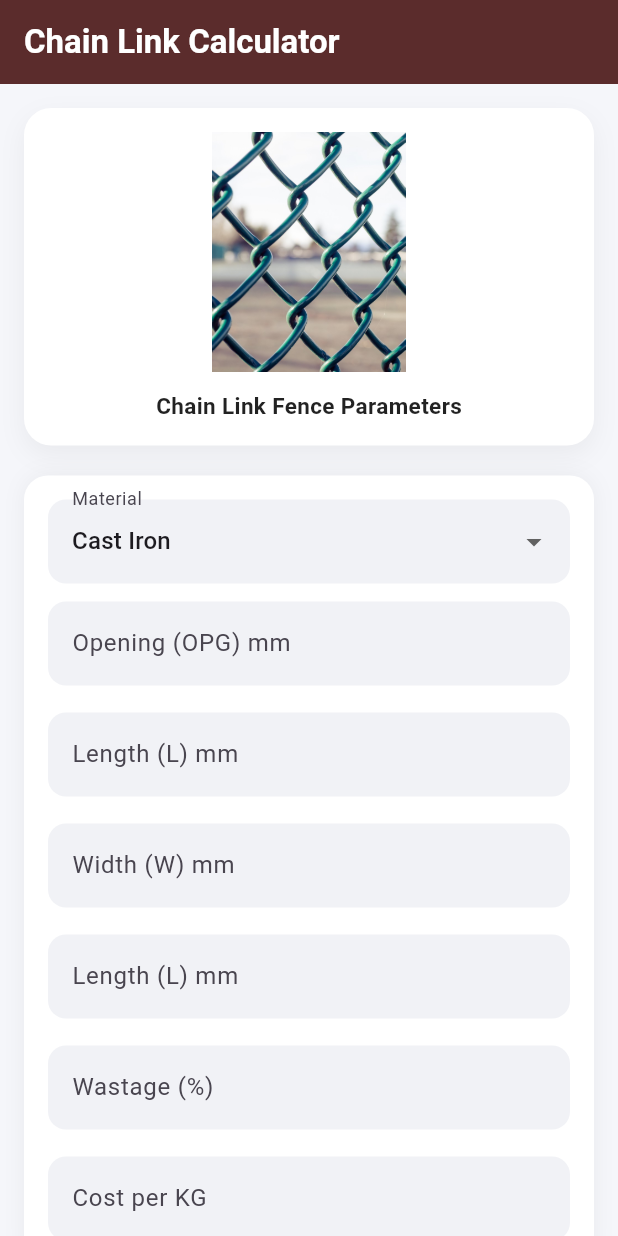
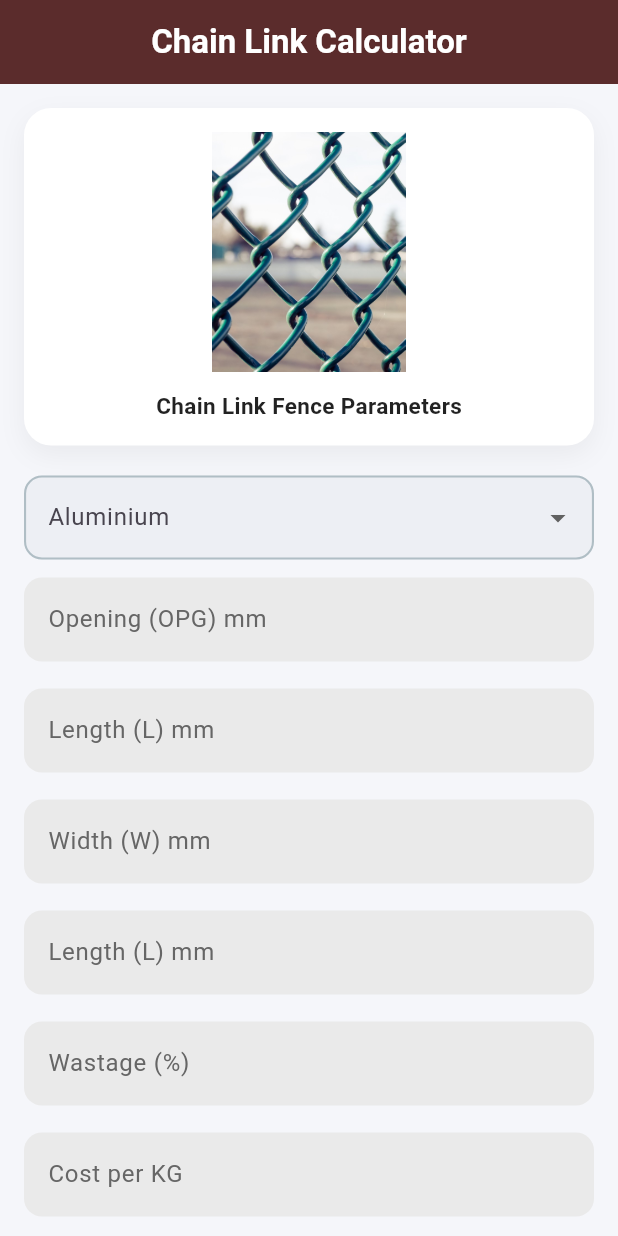
Before and after one commit to shreyansh2003Chi/mesh_calc, a Flutter app: the screen it shows after launch, on a phone screen of 412 x 824 dp. Run offline on Flutter 3.47's test engine with Material 3 defaults, Android fonts, the phone set to English and light mode, and no system bars.

Commit message:
ui changes

```diff
--- /dev/null
+++ b/lib/models/material_model.dart
@@ -0,0 +1,15 @@
+import 'package:flutter/material.dart';
+
+class MaterialModel {
+  final String id;
+  final String name;
+  final Color color;
+  final double kValue;
+
+  MaterialModel({
+    required this.id,
+    required this.name,
+    required this.color,
+    required this.kValue,
+  });
+}
--- a/lib/pages/home_screen.dart
+++ b/lib/pages/home_screen.dart
@@ -7,19 +7,22 @@ import 'package:measurements/utils/app_string.dart';
 import 'package:measurements/utils/app_text_field.dart';
 import 'package:provider/provider.dart';
 
+import '../models/material_model.dart';
+
 class ChainLinkScreen extends StatelessWidget {
   const ChainLinkScreen({super.key});
 
   @override
   Widget build(BuildContext context) {
     return Scaffold(
-      backgroundColor: const Color(0xFFF5F6FA),
+      backgroundColor: AppColors().cf5F6FA,
       appBar: AppBar(
+        centerTitle: true,
         elevation: 0,
         backgroundColor: AppColors().c5B2C2C,
-        title: const Text(
+        title: Text(
           AppString.chainLinkCalculator,
-          style: TextStyle(fontWeight: FontWeight.w600, color: Colors.white),
+          style: TextStyle(fontWeight: FontWeight.w600, color: AppColors().cFFFFFF),
         ),
       ),
       body: SingleChildScrollView(
@@ -32,7 +35,7 @@ class ChainLinkScreen extends StatelessWidget {
                   width: double.infinity,
                   padding: const EdgeInsets.all(16),
                   decoration: BoxDecoration(
-                    color: Colors.white,
+                    color: AppColors().cFFFFFF,
                     borderRadius: BorderRadius.circular(18),
                     boxShadow: [BoxShadow(color: Colors.black.withOpacity(0.05), blurRadius: 14, offset: const Offset(0, 6))],
                   ),
@@ -48,28 +51,47 @@ class ChainLinkScreen extends StatelessWidget {
                   ),
                 ),
                 const SizedBox(height: 20),
+                Column(
+                  children: [
+                    DropdownButtonFormField<MaterialModel>(
+                      decoration: InputDecoration(
+                        floatingLabelBehavior: FloatingLabelBehavior.never,
+                        labelText: p.materialModel.name,
+                        filled: true,
+                        fillColor: p.materialModel.color.withOpacity(0.12),
+                        enabledBorder: OutlineInputBorder(
+                          borderRadius: BorderRadius.circular(12),
+                          borderSide: BorderSide(color: p.materialModel.color, width: 1.4),
+                        ),
+                        focusedBorder: OutlineInputBorder(
+                          borderRadius: BorderRadius.circular(12),
+                          borderSide: BorderSide(color: p.materialModel.color, width: 1),
+                        ),
+                      ),
+                      value: p.materialModel,
+                      items: p.materials.map((m) {
+                        return DropdownMenuItem(
+                          value: m,
+                          child: Row(
+                            children: [
                               Container(
-                  padding: const EdgeInsets.all(16),
-                  decoration: BoxDecoration(
-                    color: Colors.white,
-                    borderRadius: BorderRadius.circular(16),
-                    boxShadow: [BoxShadow(color: Colors.black.withOpacity(0.05), blurRadius: 12)],
+                                width: 14,
+                                height: 14,
+                                decoration: BoxDecoration(color: m.color, shape: BoxShape.circle),
                               ),
-                  child: Column(
-                    children: [
-                      DropdownButtonFormField<String>(
-                        value: p.material,
-                        decoration: InputDecoration(
-                          labelText: AppString.material,
-                          filled: true,
-                          fillColor: const Color(0xFFF1F2F6),
-                          border: OutlineInputBorder(borderRadius: BorderRadius.circular(12), borderSide: BorderSide.none),
+                              const SizedBox(width: 10),
+                              Text(m.name, style: TextStyle(color: m.color)),
+                            ],
                           ),
-                        items: p.materialK.keys.map((e) => DropdownMenuItem(value: e, child: Text(e))).toList(),
-                        onChanged: (v) {
-                          p.material = v!;
+                        );
+                      }).toList(),
+                      onChanged: (val) {
+                        if (val != null) {
+                          p.onMaterialChange(val);
+                        }
                       },
                     ),
+
                     const SizedBox(height: 12),
                     AppTextField().textField(p.openingCtrl, AppString.openingOpgMm),
                     SizedBox(height: 18),
@@ -83,7 +105,6 @@ class ChainLinkScreen extends StatelessWidget {
                     SizedBox(height: 18),
                     AppTextField().textField(p.costCtrl, AppString.costPerKg),
                   ],
-                  ),
                 ),
                 const SizedBox(height: 20),
                 GestureDetector(
--- a/lib/providers/chain_link_provider.dart
+++ b/lib/providers/chain_link_provider.dart
@@ -1,4 +1,5 @@
 import 'package:flutter/material.dart';
+import 'package:measurements/models/material_model.dart';
 
 class ChainLinkProvider extends ChangeNotifier {
   final openingCtrl = TextEditingController();
@@ -7,22 +8,44 @@ class ChainLinkProvider extends ChangeNotifier {
   final lengthCtrl = TextEditingController();
   final wastageCtrl = TextEditingController();
   final costCtrl = TextEditingController();
-
   String material = 'Cast Iron';
-
   double totalWeight = 0;
   double totalCost = 0;
+  MaterialModel materialModel = MaterialModel(id: 'al', name: 'Aluminium', color: Color(0xFFB0BEC5), kValue: 0.0068);
+  final List<MaterialModel> materials = [
+    MaterialModel(id: 'al', name: 'Aluminium', color: Color(0xFFB0BEC5), kValue: 0.0068),
+    MaterialModel(id: 'br', name: 'Brass', color: Color(0xFFB08D57), kValue: 0.021),
+    MaterialModel(id: 'bz', name: 'Bronze', color: Color(0xFF8D6E63), kValue: 0.022),
+    MaterialModel(id: 'ci', name: 'Cast Iron', color: Color(0xFF424242), kValue: 0.020),
+    MaterialModel(id: 'cu', name: 'Copper', color: Color(0xFFB87333), kValue: 0.023),
+    MaterialModel(id: 'gi', name: 'Galvanized Iron', color: Color(0xFF90A4AE), kValue: 0.020),
+    MaterialModel(id: 'st', name: 'Steel', color: Color(0xFF607D8B), kValue: 0.020),
+  ];
 
-  final Map<String, double> materialK = {'Aluminium': 0.0068, 'Brass': 0.021, 'Bronze': 0.022, 'Cast Iron': 0.020, 'Copper': 0.023, 'Galvanized Iron': 0.020, 'Steel': 0.020};
+  final Map<String, double> materialK = {'Aluminiu  m': 0.0068, 'Brass': 0.021, 'Bronze': 0.022, 'Cast Iron': 0.020, 'Copper': 0.023, 'Galvanized Iron': 0.020, 'Steel': 0.020};
 
-  void calculate() {
+  final Map<String, Color> materialColors = {
+    'Aluminium': const Color(0xFFB0BEC5),
+    'Brass': const Color(0xFFB08D57),
+    'Bronze': const Color(0xFF8D6E63),
+    'Cast Iron': const Color(0xFF424242),
+    'Copper': const Color(0xFFB87333),
+    'Galvanized Iron': const Color(0xFF90A4AE),
+    'Steel': const Color(0xFF607D8B),
+  };
+
+  void onMaterialChange(MaterialModel material) {
+    materialModel = material;
+    notifyListeners();
+  }
+
+  Future<void> calculate() async {
     final opening = double.tryParse(openingCtrl.text) ?? 0;
     final wire = double.tryParse(wireCtrl.text) ?? 0;
     final widthMm = double.tryParse(widthCtrl.text) ?? 0;
     final lengthMm = double.tryParse(lengthCtrl.text) ?? 0;
     final wastage = double.tryParse(wastageCtrl.text) ?? 0;
     final costKg = double.tryParse(costCtrl.text) ?? 0;
-
     if (opening == 0 || wire == 0 || widthMm == 0 || lengthMm == 0) {
       totalWeight = 0;
       totalCost = 0;
@@ -30,15 +53,11 @@ class ChainLinkProvider extends ChangeNotifier {
       return;
     }
 
-    final K = materialK[material]!;
-
+    final K = materialModel?.kValue ?? 0;
     final widthM = widthMm / 1000;
     final lengthM = lengthMm / 1000;
-
     totalWeight = ((wire * wire) / (opening + wire)) * K * widthM * lengthM * 100 * (1 + wastage / 100);
-
     totalCost = totalWeight * costKg;
-
     notifyListeners();
   }
 
--- a/lib/utils/app_colors.dart
+++ b/lib/utils/app_colors.dart
@@ -50,4 +50,5 @@ class AppColors {
   Color cFFCF45 = Color(0xffFFCF45);
   Color cF09300 = Color(0xffF09300);
   Color c5B2C2C = Color(0xff5B2C2C);
+  Color cf5F6FA = Color(0xFFF5F6FA);
 }
--- a/lib/utils/app_text_field.dart
+++ b/lib/utils/app_text_field.dart
@@ -1,17 +1,20 @@
 import 'package:flutter/material.dart';
+import 'package:measurements/utils/app_colors.dart';
 
 class AppTextField {
   TextEditingController textEditingController = TextEditingController();
   String? label;
 
-  Widget textField( TextEditingController textEditingController, String? label) {
+  Widget textField(TextEditingController textEditingController, String? label) {
     return TextField(
       controller: textEditingController,
       keyboardType: TextInputType.number,
       decoration: InputDecoration(
+        labelStyle: TextStyle(color: AppColors().c666666),
+        floatingLabelStyle: TextStyle(color: AppColors().c464646, fontSize: 18),
         labelText: label,
         filled: true,
-        fillColor: const Color(0xFFF1F2F6),
+        fillColor: AppColors().cEAEAEA,
         border: OutlineInputBorder(borderRadius: BorderRadius.circular(12), borderSide: BorderSide.none),
       ),
     );
```
Lines whose indentation alone changed are shown as unchanged.
